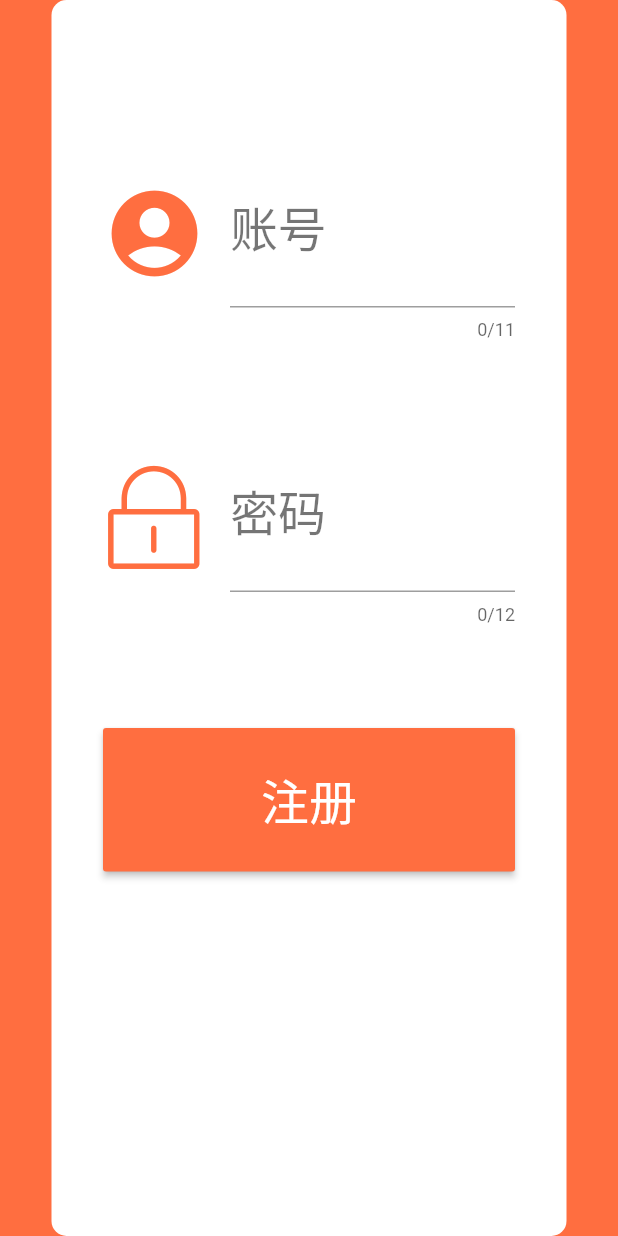
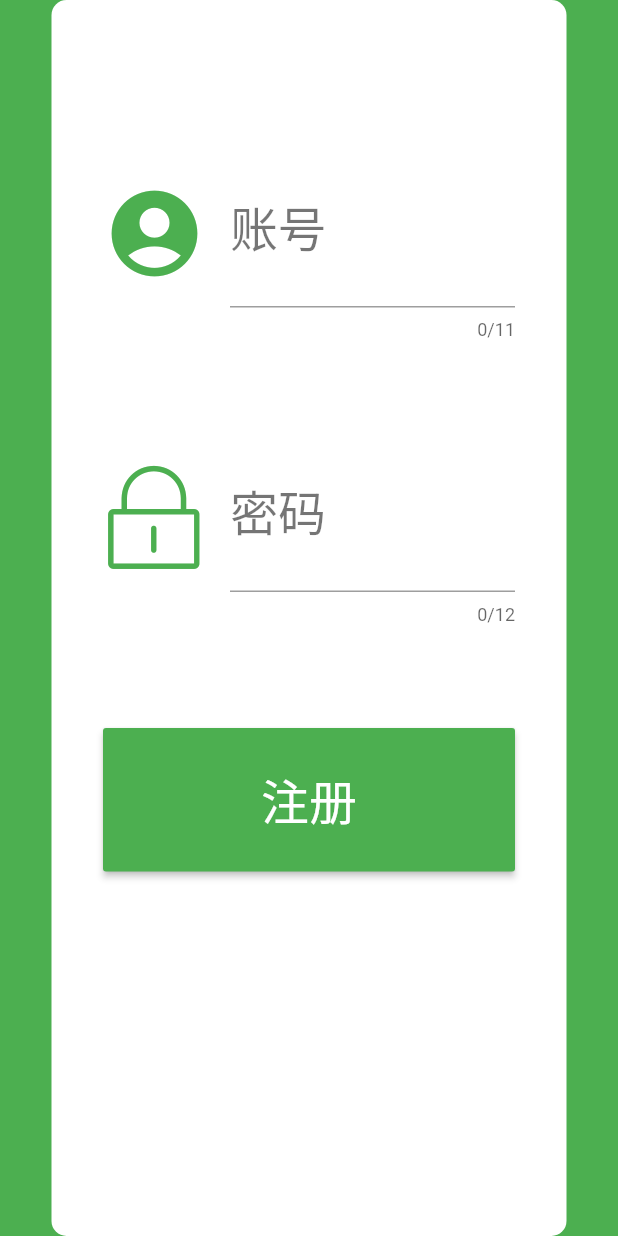
Before and after one commit to xiaog1026/recipe_frontend, a Flutter app: the RegisterView screen opened directly, on a phone screen of 412 x 824 dp. Run offline on Flutter 3.47's test engine with Material 2 defaults, Android fonts, the phone set to English and light mode, and no system bars; our stand-ins replace cached_network_image, cookie_jar, dio, dio_cookie_manager, event_bus, fluro and 7 more; missing offline and left inert: auto_orientation, common_utils, flutter_webview_plugin, screen; accounts and stored records are empty; network calls fail; statements that could not run were skipped.

Commit message:
modified:   lib/constant/str_constant.dart 	modified:   lib/models/user_model.dart 	modified:   lib/service/user_service.dart 	modified:   lib/views/login/login.dart 	modified:   lib/views/login/register.dart 	modified:   lib/views/profile/mine.dart

```diff
--- a/lib/constant/str_constant.dart
+++ b/lib/constant/str_constant.dart
@@ -2,22 +2,10 @@ class StrConstant {
   ///字体大小
   static const BookAudioPartTabBar = 20.0;
   static const String SERVER_EXCEPTION = "请求网络数据异常";
-  static const String NO_DATA_TEXT = "暂无数据";
-  static const String COUPON_AREA = "优惠券专区";
-  static const String GROUP_BUG = "团购专区";
-  static const String NEW_PRODUCT = "新品";
-  static const String HOT_PRODUCT = "热卖产品";
-  static const String PROJECT_SELECTIONS = "专题精选";
-  static const String BRAND = "品牌制造商直供";
   static const String HOME = "首页";
   static const String CATEGORY = "分类";
   static const String SHOP_CAR = "购物车";
   static const String MINE = "我的";
-  static const String GOODS_DETAIL = "商品详情";
-  static const String COMMODITY_PARAMETERS = "商品参数";
-  static const String COMMON_PROBLEM = "常见问题";
-  static const String ADD_CART = "加入购物车";
-  static const String BUY = "立即购买";
   static const String LOGIN = "登录";
   static const String VISITOR_LOGIN = "游客登录";
   static const String REGISTER = "注册";
@@ -31,18 +19,11 @@ class StrConstant {
   static const String NICK_NAME = "NICK_NAME";
   static const String HEAD_URL = "HEAD_URL";
   static const String REGISTER_SUCCESS = "注册成功";
-  static const String PRICE = "价格";
-  static const String ALREAD_SELECTED = "已选择";
-  static const String SPECIFICATIONS = "规格";
-  static const String NUMBER = "数量";
   static const String ISLOGIN = "isLogin";
   static const String NICKNAME = "nickName";
   static const String AVATARURL = "avatarUrl";
   static const String LOGIN_SUCESS = "登录成功";
   static const String SUCCESS = "success";
-  static const String ADD_CART_SUCCESS = "添加成功";
-  static const String CART = "购物车";
-  static const String TOTAL_MONEY = "共计";
   static const String EDIT = "编辑";
   static const String COMPLETE = "完成";
   static const String DELETE = "删除";
@@ -57,96 +38,28 @@ class StrConstant {
   static const String CLICK_LOGIN = "点击登录";
   static const String SETTLEMENT = "结算";
   static const String TIPS = "提示";
-  static const String DELETE_CART_ITEM_TIPS = "是否确认删除？";
   static const String CONFIRM = "确认";
   static const String CANCEL = "取消";
-  static const String DELETE_SUCCESS = "删除成功";
-  static const String FILL_IN_ORDER = "填写订单";
-  static const String DEFAULT = "默认";
-  static const String NOT_AVAILABLE_COUPON = "无可用优惠券";
   static const String REMARK = "备注";
-  static const String GOODS_TOTAL = "商品合计";
-  static const String FREIGHT = "运费";
-  static const String PAY = "付款";
-  static const String MY_ADDRESS = "我的收货地址";
-  static const String ADD_ADDRESS = "添加新地址";
   static const String IS_DEFAULT = "默认";
-  static const String ADDRESS_EDIT = "编辑";
-  static const String ADDRESS_EDIT_TITLE = "编辑地址";
-  static const String ADDRESS_PLEASE_INPUT_NAME = "请输入联系人姓名";
-  static const String ADDRESS_PLEASE_INPUT_PHONE = "请输入联系人电话";
-  static const String ADDRESS_PLEASE_SELECT_CITY = "请选择地址";
-  static const String ADDRESS_PLEASE_INPUT_DETAIL = "请输入详细地址如街道、楼栋房号等";
-  static const String ADDRESS_SET_DEFAULT = "设为默认地址";
-  static const String ADDRESS_DELETE = "删除收货地址";
   static const String SUBMIT = "提交";
-  static const String SUBMIT_SUCCESS = "提交成功";
-  static const String ADDRESS_DELETE_SUCCESS = "删除成功";
-  static const String PLEASE_SELECT_ADDRESS = "请选择收货地址";
-  static const String PLEASE_SELECT_FEEDBACK_TYPE = "请选择反馈类型";
   static const String FEEDBACK_DYSFUNCTION = "功能异常";
-  static const String FEEDBACK_SUGGESTIONS_OPTIMIZATION = "优化建议";
-  static const String FEEDBACK_OTHER = "其他";
-  static const String FEEDBACK_HINT_TEXT = "请输入您的反馈内容";
-  static const String FEEDBACK_PHONE_NUMBER_HINT_TEXT = "请输入您的联系电话";
-  static const String FEEDBACK_PHONE_NUMBER = "联系方式";
-  static const String FEEDBACK_SUCCESS = "反馈成功";
-  static const String MINE_COUPON = "我的优惠券";
-  static const String unit = "元";
-  static const String FULL = "满";
-  static const String REDUCE = "减";
   static const String MINE_FOOTPRINT = "我的足迹";
-  static const String MINE_FOOTPRINT_DELETE = "是否确定删除此条浏览记录?";
   static const String MINE_COLLECT = "我的收藏";
-  static const String MINE_CANCEL_COLLECT = "是否确定取消收藏此商品?";
   static const String MINE_ABOUT_US = "关于我们";
-  static const String MINE_ABOUT_US_CONTENT =
-      "Flutter Mall是一个企业级商城Flutter项目，通过学习Flutter Mall项目可以让读者达到具有开发企业项目的实战能力";
-  static const String MINE_ABOUT_AUTHOR_TITLE = "作者";
-  static const String MINE_ABOUT_AUTHOR = "路由新";
-  static const String MINE_ABOUT_EMAIL_TITLE = "邮箱";
-  static const String MINE_ABOUT_EMAIL = "lizhenghuatoec@gmail.com";
-  static const String MINE_ABOUT_QQ_TITLE = "QQ";
-  static const String MINE_ABOUT_QQ = "443765662";
-  static const String MINE_ABOUT_WX_TITLE = "微信";
-  static const String MINE_ABOUT_WX = "lizhenghua0126";
-  static const String MINE_ORDER = "我的订单";
   static const String MALL = "Mall";
-  static const String MINE_ORDER_TAG_ONE = "无忧购";
-  static const String MINE_ORDER_TAG_TWO = "七天无理由退换";
-  static const String MINE_ORDER_TOTAL_GOODS = "共计";
-  static const String MINE_ORDER_GOODS_TOTAL = "件商品，";
-  static const String MINE_ORDER_PRICE = "合计¥";
-  static const String MINE_ORDER_SN = "订单编号：";
-  static const String MINE_ORDER_DETAIL = "订单详情";
-  static const String MINE_ORDER_TIME = "订单时间";
-  static const String ORDER_INFORMATION = "商品信息";
   static const String DOLLAR = "¥";
-  static const String MINE_ORDER_DETAIL_TOTAL = "商品合计";
-  static const String MINE_ORDER_DETAIL_PREFERENCES = "优惠";
-  static const String MINE_ORDER_DETAIL_PAYMENTS = "实付";
-  static const String MINE_ORDER_DELETE_SUCCESS = "删除成功";
-  static const String MINE_ORDER_CANCEL_SUCCESS = "取消成功";
-  static const String MINE_ORDER_DELETE_TIPS = "是否确认删除此订单";
-  static const String MINE_ORDER_CANCEL_TIPS = "是否确认取消此订单";
   static const String MINE_ORDER_ALREADY_CANCEL = "已取消";
-  static const String GOODS_SEARCH_HINT = "请输入关键词";
-  static const String COMPREHENSIVE = "综合";
-  static const String SEARCH_GOODS_PRICE = "价格";
   static const String SORT = "sort";
   static const String SORT_RETAIL_PRICE = "retail_price";
   static const String SORT_NAME = "name";
   static const String ASC = "asc";
   static const String DESC = "desc";
-  static const String PROJECT_SELECTION_DETAIL = "专题详情";
-  static const String RECOMMEND_PROJECT_SELECTION = "推荐专题";
-  static const String RECEIVE_COUPON_SUCCESS = "领取优惠券成功";
   static const String PLEASE_LOGIN = "请先登录";
   static const String LOADING = "正在加载中...";
   static const String TOKEN = "X-Litemall-Token";
   static const String LOGIN_OUT = "退出登录";
   static const String LOGIN_OUT_TIPS = "是否确认退出当前账号";
-  static const String SUBMIT_ORDER_SUCCESS = "订单提交成功";
   static const String REFRESH_CART = "REFRESH_CART";
 
 }
--- a/lib/service/user_service.dart
+++ b/lib/service/user_service.dart
@@ -45,9 +45,9 @@ class UserService {
       OnFail onFail) async {
     try {
       var response =
-      await HttpUtil.instance.post(ApiConstant.VISITOR_LOGIN, parameters: parameters);
+      await HttpUtil.instance.get(ApiConstant.VISITOR_LOGIN, parameters: parameters);
       // if (response['errno'] == 0) {
-        UserEntity userEntity = UserEntity.fromJson(response['data']);
+        UserEntity userEntity = UserEntity.fromJson(response);
         onSuccess(userEntity);
       // } else {
       //   onFail(response['errmsg']);
--- a/lib/views/login/register.dart
+++ b/lib/views/login/register.dart
@@ -5,6 +5,7 @@ import 'package:recipe_frontend/widgets/mall_icon.dart';
 import 'package:recipe_frontend/service/user_service.dart';
 import 'package:fluttertoast/fluttertoast.dart';
 import 'package:recipe_frontend/utils/navigator_util.dart';
+import 'package:recipe_frontend/constant/color_constant.dart';
 
 class RegisterView extends StatefulWidget {
   @override
@@ -22,7 +23,7 @@ class _RegisterViewState extends State<RegisterView> {
   Widget build(BuildContext context) {
     ScreenUtil.init(context,allowFontScaling: true);
     return Scaffold(
-      backgroundColor: Colors.deepOrangeAccent,
+      backgroundColor: ColorConstant.colorPrimary,
       body: SafeArea(
           child: Container(
         child: Center(
@@ -50,7 +51,7 @@ class _RegisterViewState extends State<RegisterView> {
                       decoration: InputDecoration(
                         icon: Icon(
                           Icons.account_circle,
-                          color: Colors.deepOrangeAccent,
+                          color: ColorConstant.colorPrimary,
                           size: ScreenUtil().setWidth(60.0),
                         ),
                         hintText: StrConstant.ACCOUNT_HINT,
@@ -75,7 +76,7 @@ class _RegisterViewState extends State<RegisterView> {
                       decoration: InputDecoration(
                         icon: Icon(
                           MallIcon.PASS_WORD,
-                          color: Colors.deepOrangeAccent,
+                          color: ColorConstant.colorPrimary,
                           size: ScreenUtil().setWidth(60.0),
                         ),
                         hintText: StrConstant.PASSWORD_HINT,
@@ -98,7 +99,7 @@ class _RegisterViewState extends State<RegisterView> {
                         width: ScreenUtil().setWidth(600.0),
                         child: RaisedButton(
                           onPressed: _register,
-                          color: Colors.deepOrangeAccent,
+                          color: ColorConstant.colorPrimary,
                           child: Text(
                             StrConstant.REGISTER,
                             style: TextStyle(
@@ -111,7 +112,6 @@ class _RegisterViewState extends State<RegisterView> {
               ),
             ),
           ),
-//
         ),
       )),
     );
@@ -137,7 +137,7 @@ class _RegisterViewState extends State<RegisterView> {
         toastLength: Toast.LENGTH_SHORT,
         gravity: ToastGravity.CENTER,
         timeInSecForIosWeb: 1,
-        backgroundColor: Colors.deepOrangeAccent,
+        backgroundColor: ColorConstant.colorPrimary,
         textColor: Colors.white,
         fontSize: ScreenUtil().setSp(28.0));
   }
--- a/lib/views/profile/mine.dart
+++ b/lib/views/profile/mine.dart
@@ -91,9 +91,9 @@ class _MineViewState extends State<MineView> {
                         child: CircleAvatar(
                           radius: ScreenUtil().setWidth(50),
                           foregroundColor: Colors.green,
-                          backgroundImage: NetworkImage(
-                            imageHeadUrl,
-                          ),
+                          // backgroundImage: NetworkImage(
+                          //   imageHeadUrl,
+                          // ),
                         ),
                       ),
                       Padding(
```
Also changed, not shown: lib/models/user_model.dart (+25 -50 lines), lib/views/login/login.dart (+6 -9 lines).
